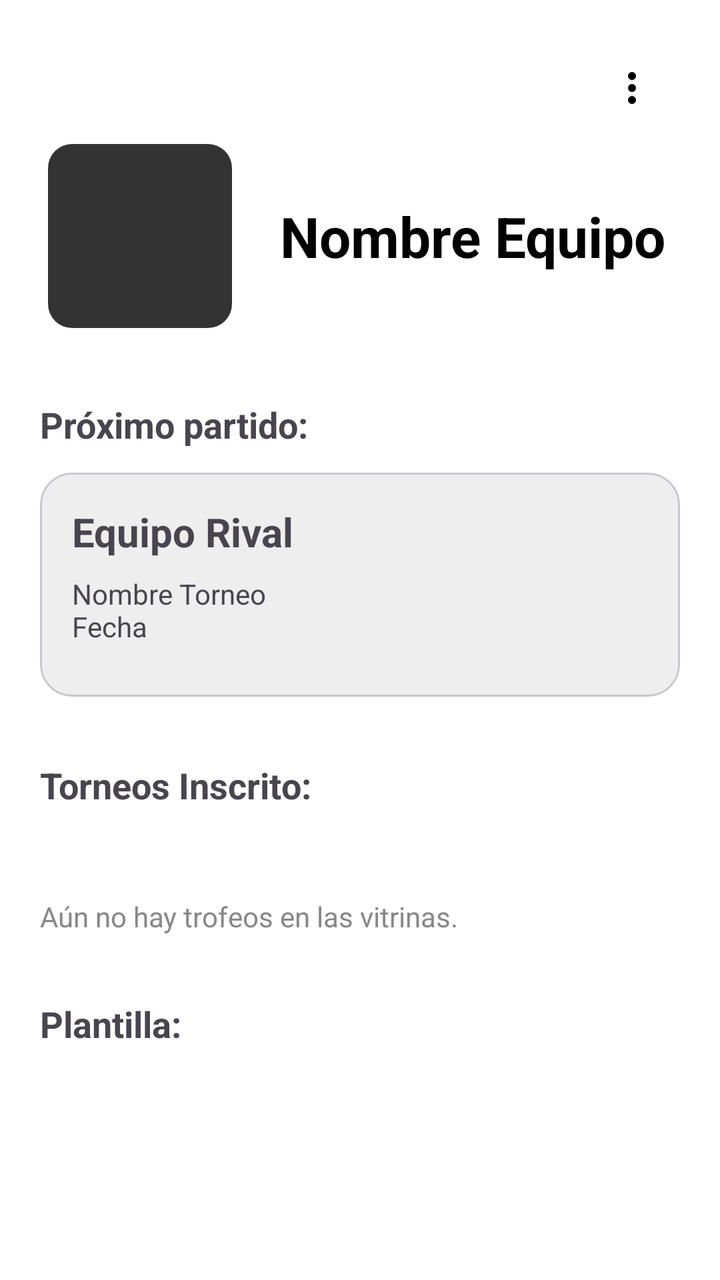
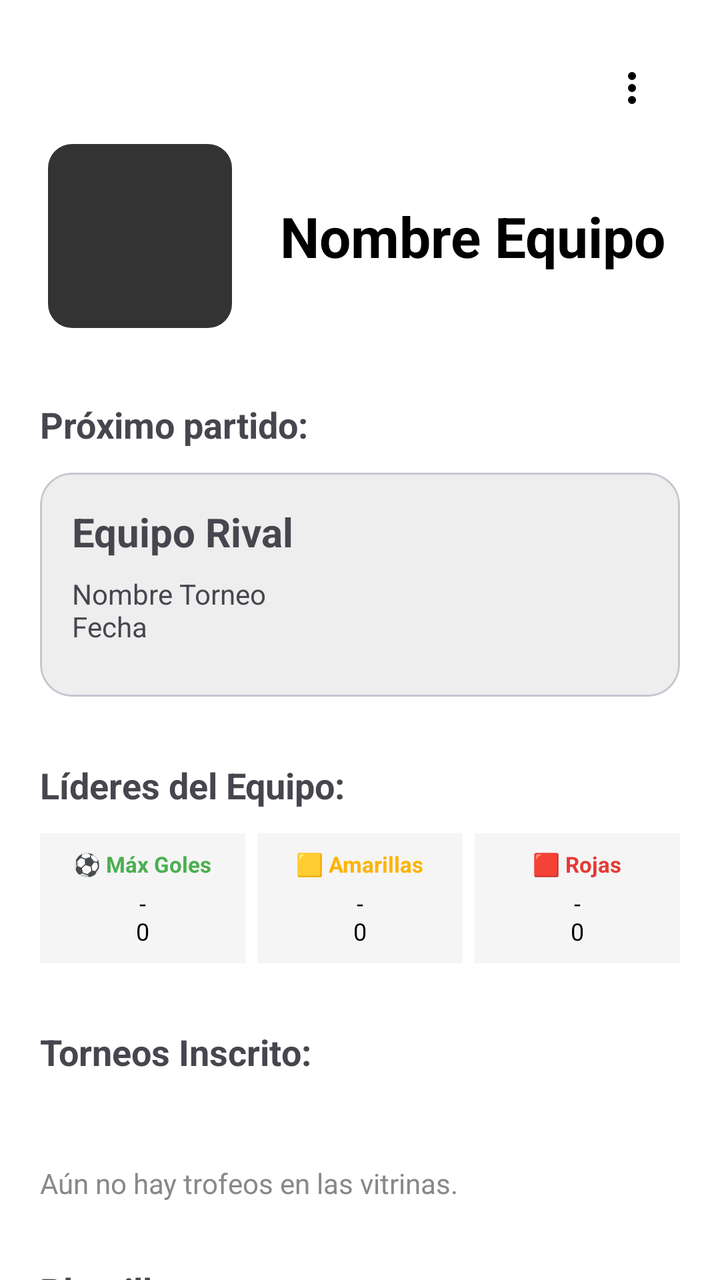

Before-and-after screenshots of an Android layout around one commit, followed by the original layout XML and the change that was made.
<!-- AndroidManifest.xml: application theme Theme.TournamentApp -->
<!-- res/layout/fragment_equipo_detalle.xml -->
<?xml version="1.0" encoding="utf-8"?>
<androidx.core.widget.NestedScrollView xmlns:android="http://schemas.android.com/apk/res/android"
    xmlns:app="http://schemas.android.com/apk/res-auto"
    android:layout_width="match_parent"
    android:layout_height="match_parent"
    android:background="@color/white">

    <LinearLayout
        android:layout_width="match_parent"
        android:layout_height="wrap_content"
        android:orientation="vertical"
        android:padding="20dp">

        <ImageView
            android:id="@+id/btnOpcionesEquipo"
            android:layout_width="48dp"
            android:layout_height="48dp"
            android:layout_gravity="end"
            android:padding="12dp"
            android:src="@drawable/ic_more_vert"
            app:tint="@color/black"
            android:background="?attr/selectableItemBackgroundBorderless"
            android:contentDescription="Opciones del equipo" />

        <LinearLayout
            android:layout_width="match_parent"
            android:layout_height="wrap_content"
            android:orientation="horizontal"
            android:gravity="center_vertical"
            android:layout_marginBottom="32dp">

            <com.google.android.material.imageview.ShapeableImageView
                android:id="@+id/ivDetalleLogo"
                android:layout_width="100dp"
                android:layout_height="100dp"
                android:background="#333333"
                android:padding="4dp"
                app:shapeAppearanceOverlay="@style/CornerRounded" />

            <TextView
                android:id="@+id/tvDetalleNombre"
                android:layout_width="match_parent"
                android:layout_height="wrap_content"
                android:layout_marginStart="20dp"
                android:text="Nombre Equipo"
                android:textSize="28sp"
                android:textStyle="bold"
                android:textColor="@color/black" />
        </LinearLayout>

        <TextView
            android:layout_width="wrap_content"
            android:layout_height="wrap_content"
            android:text="Próximo partido:"
            android:textStyle="bold"
            android:textSize="18sp"
            android:layout_marginBottom="12dp" />

        <com.google.android.material.card.MaterialCardView
            android:id="@+id/cardProximoPartido"
            android:layout_width="match_parent"
            android:layout_height="wrap_content"
            android:layout_marginBottom="32dp"
            app:cardCornerRadius="16dp"
            app:cardBackgroundColor="#EEEEEE"
            app:cardElevation="0dp">

            <androidx.constraintlayout.widget.ConstraintLayout
                android:layout_width="match_parent"
                android:layout_height="wrap_content"
                android:padding="16dp">

                <TextView
                    android:id="@+id/tvRivalNombre"
                    android:layout_width="0dp"
                    android:layout_height="wrap_content"
                    android:text="Equipo Rival"
                    android:textSize="20sp"
                    android:textStyle="bold"
                    app:layout_constraintStart_toStartOf="parent"
                    app:layout_constraintTop_toTopOf="parent"
                    app:layout_constraintEnd_toStartOf="@+id/ivRivalLogo"/>

                <TextView
                    android:id="@+id/tvTorneoFecha"
                    android:layout_width="0dp"
                    android:layout_height="wrap_content"
                    android:text="Nombre Torneo\nFecha"
                    android:layout_marginTop="8dp"
                    app:layout_constraintStart_toStartOf="parent"
                    app:layout_constraintTop_toBottomOf="@+id/tvRivalNombre"
                    app:layout_constraintEnd_toStartOf="@+id/ivRivalLogo"/>

                <ImageView
                    android:id="@+id/ivRivalLogo"
                    android:layout_width="80dp"
                    android:layout_height="80dp"
                    android:scaleType="centerInside"
                    app:layout_constraintEnd_toEndOf="parent"
                    app:layout_constraintTop_toTopOf="parent"
                    app:layout_constraintBottom_toBottomOf="parent"/>

            </androidx.constraintlayout.widget.ConstraintLayout>
        </com.google.android.material.card.MaterialCardView>

        <TextView
            android:layout_width="wrap_content"
            android:layout_height="wrap_content"
            android:text="Torneos Inscrito:"
            android:textStyle="bold"
            android:textSize="18sp"
            android:layout_marginBottom="12dp" />

        <androidx.recyclerview.widget.RecyclerView
            android:id="@+id/rvTorneosInscrito"
            android:layout_width="match_parent"
            android:layout_height="wrap_content"
            android:orientation="horizontal"
            android:layout_marginBottom="32dp" />

        <FrameLayout
            android:layout_width="match_parent"
            android:layout_height="wrap_content"
            android:layout_marginBottom="32dp">

            <androidx.recyclerview.widget.RecyclerView
                android:id="@+id/rvPalmaresEquipo"
                android:layout_width="match_parent"
                android:layout_height="wrap_content"
                android:orientation="horizontal"
                android:visibility="gone"
                app:layoutManager="androidx.recyclerview.widget.LinearLayoutManager" />

            <TextView
                android:id="@+id/tvPalmaresVacio"
                android:layout_width="match_parent"
                android:layout_height="wrap_content"
                android:text="Aún no hay trofeos en las vitrinas."
                android:textColor="#888888"
                android:visibility="visible" />
        </FrameLayout>

        <TextView
            android:layout_width="wrap_content"
            android:layout_height="wrap_content"
            android:text="Plantilla:"
            android:textStyle="bold"
            android:textSize="18sp"
            android:layout_marginBottom="12dp" />

        <androidx.recyclerview.widget.RecyclerView
            android:id="@+id/rvJugadores"
            android:layout_width="match_parent"
            android:layout_height="wrap_content"
            android:orientation="horizontal"
            android:layout_marginBottom="32dp" />

    </LinearLayout>
</androidx.core.widget.NestedScrollView>
<!-- resources referenced by this layout -->
<resources>
  <color name="black">#FF000000</color>
  <color name="white">#FFFFFFFF</color>
  <!-- drawable ic_more_vert (drawable) -->
  <vector xmlns:android="http://schemas.android.com/apk/res/android" android:height="24dp" android:tint="#000000" android:viewportHeight="960" android:viewportWidth="960" android:width="24dp">
        
      <path android:fillColor="@android:color/white" android:pathData="M480,800Q447,800 423.5,776.5Q400,753 400,720Q400,687 423.5,663.5Q447,640 480,640Q513,640 536.5,663.5Q560,687 560,720Q560,753 536.5,776.5Q513,800 480,800ZM480,560Q447,560 423.5,536.5Q400,513 400,480Q400,447 423.5,423.5Q447,400 480,400Q513,400 536.5,423.5Q560,447 560,480Q560,513 536.5,536.5Q513,560 480,560ZM480,320Q447,320 423.5,296.5Q400,273 400,240Q400,207 423.5,183.5Q447,160 480,160Q513,160 536.5,183.5Q560,207 560,240Q560,273 536.5,296.5Q513,320 480,320Z"/>
      
  </vector>
  <style name="CornerRounded">
          <item name="cornerFamily">rounded</item>
          <item name="cornerSize">12dp</item>
      </style>
  <style name="Theme.TournamentApp" parent="Base.Theme.TournamentApp" />
  <style name="Base.Theme.TournamentApp" parent="Theme.Material3.DayNight.NoActionBar">
          
          
      </style>
</resources>

<!-- the commit's change to res/layout/fragment_equipo_detalle.xml (unified diff, before → after) -->
@@ -106,6 +106,61 @@
         <TextView
             android:layout_width="wrap_content"
             android:layout_height="wrap_content"
+            android:text="Líderes del Equipo:"
+            android:textStyle="bold"
+            android:textSize="18sp"
+            android:layout_marginBottom="12dp" />
+
+        <LinearLayout
+            android:layout_width="match_parent"
+            android:layout_height="wrap_content"
+            android:orientation="horizontal"
+            android:weightSum="3"
+            android:layout_marginBottom="32dp">
+
+            <LinearLayout
+                android:layout_width="0dp"
+                android:layout_height="wrap_content"
+                android:layout_weight="1"
+                android:orientation="vertical"
+                android:gravity="center"
+                android:background="#F5F5F5"
+                android:padding="8dp"
+                android:layout_marginEnd="4dp">
+                <TextView android:layout_width="wrap_content" android:layout_height="wrap_content" android:text="⚽ Máx Goles" android:textSize="11sp" android:textStyle="bold" android:textColor="#4CAF50"/>
+                <TextView android:id="@+id/tvLiderGoles" android:layout_width="wrap_content" android:layout_height="wrap_content" android:text="-\n0" android:gravity="center" android:textSize="12sp" android:textColor="@color/black" android:layout_marginTop="4dp"/>
+            </LinearLayout>
+
+            <LinearLayout
+                android:layout_width="0dp"
+                android:layout_height="wrap_content"
+                android:layout_weight="1"
+                android:orientation="vertical"
+                android:gravity="center"
+                android:background="#F5F5F5"
+                android:padding="8dp"
+                android:layout_marginHorizontal="2dp">
+                <TextView android:layout_width="wrap_content" android:layout_height="wrap_content" android:text="🟨 Amarillas" android:textSize="11sp" android:textStyle="bold" android:textColor="#FFB300"/>
+                <TextView android:id="@+id/tvLiderAmarillas" android:layout_width="wrap_content" android:layout_height="wrap_content" android:text="-\n0" android:gravity="center" android:textSize="12sp" android:textColor="@color/black" android:layout_marginTop="4dp"/>
+            </LinearLayout>
+
+            <LinearLayout
+                android:layout_width="0dp"
+                android:layout_height="wrap_content"
+                android:layout_weight="1"
+                android:orientation="vertical"
+                android:gravity="center"
+                android:background="#F5F5F5"
+                android:padding="8dp"
+                android:layout_marginStart="4dp">
+                <TextView android:layout_width="wrap_content" android:layout_height="wrap_content" android:text="🟥 Rojas" android:textSize="11sp" android:textStyle="bold" android:textColor="#E53935"/>
+                <TextView android:id="@+id/tvLiderRojas" android:layout_width="wrap_content" android:layout_height="wrap_content" android:text="-\n0" android:gravity="center" android:textSize="12sp" android:textColor="@color/black" android:layout_marginTop="4dp"/>
+            </LinearLayout>
+        </LinearLayout>
+
+        <TextView
+            android:layout_width="wrap_content"
+            android:layout_height="wrap_content"
             android:text="Torneos Inscrito:"
             android:textStyle="bold"
             android:textSize="18sp"
